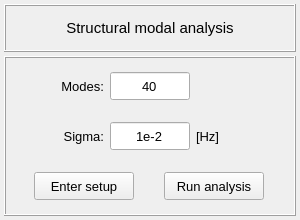
The window that vibra/interface/data/ui_files/analysis/structural/modal_analysis_input.ui (MOPT-UFSC/VIBRA) describes before a commit, drawn with Qt 5.
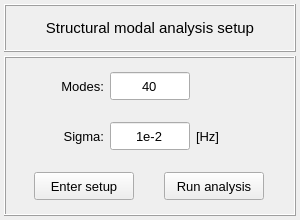
The same window after the commit. Icons and pictures are not drawn.

The edit to the form file:
```diff
--- a/vibra/interface/data/ui_files/analysis/structural/modal_analysis_input.ui
+++ b/vibra/interface/data/ui_files/analysis/structural/modal_analysis_input.ui
@@ -119,7 +119,7 @@
          </font>
         </property>
         <property name="text">
-         <string>Structural modal analysis</string>
+         <string>Structural modal analysis setup</string>
         </property>
         <property name="textFormat">
          <enum>Qt::AutoText</enum>
```
